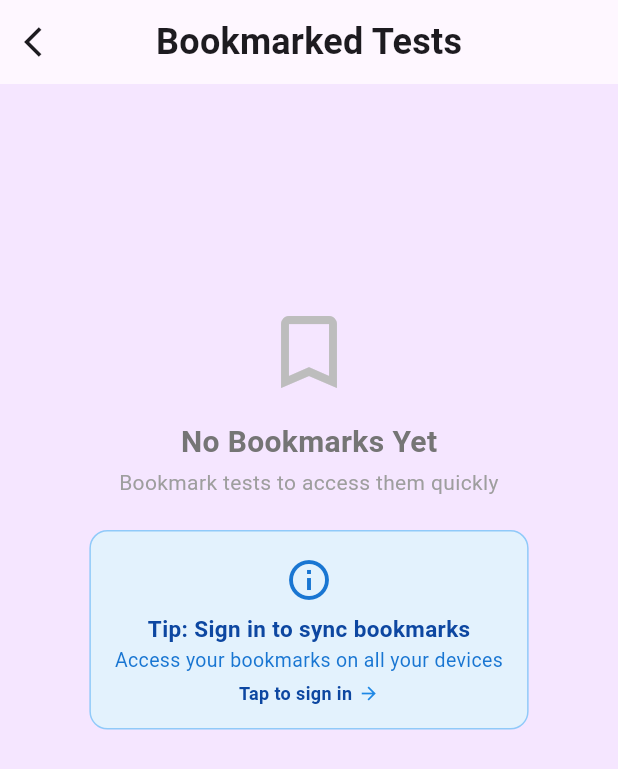
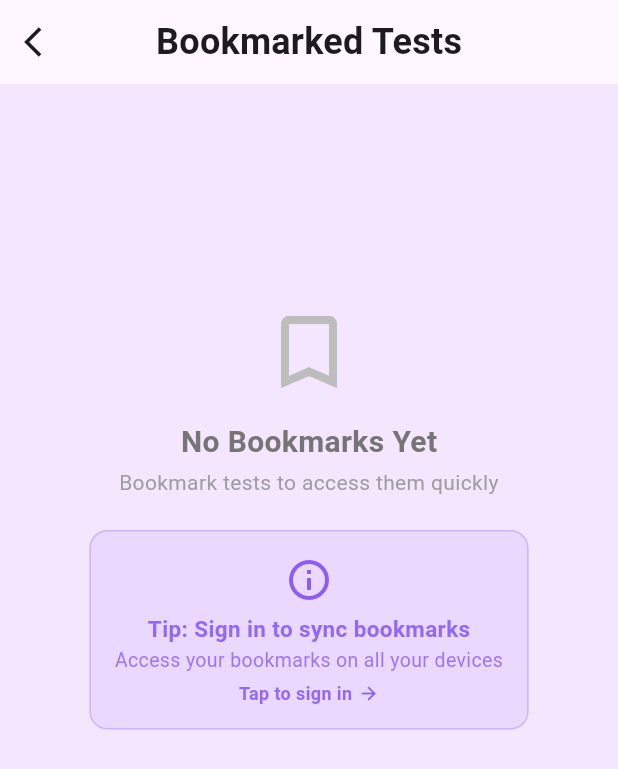
Before and after one commit to ElvinaPau/HTAA-LAB-HANDBOOK-App, a Flutter app: the BookmarkScreen screen opened directly, on a phone screen of 412 x 824 dp. Shown: the top 769 px of the screen. Run offline on Flutter 3.47's test engine with Material 3 defaults, Android fonts, the phone set to English and light mode, and no system bars; our stand-ins replace auto_size_text, connectivity_plus, device_info_plus, flutter_html, google_sign_in, hive_flutter and 1 more; accounts and stored records are empty; network calls fail.

Commit message:
Improved ui

```diff
--- a/htaa_app/lib/screens/bookmark_screen.dart
+++ b/htaa_app/lib/screens/bookmark_screen.dart
@@ -415,12 +415,14 @@ class _BookmarkScreenState extends State<BookmarkScreen> {
               ],
               if (_isSyncing) ...[
                 const SizedBox(width: 8),
-                const SizedBox(
+                SizedBox(
                   width: 16,
                   height: 16,
                   child: CircularProgressIndicator(
                     strokeWidth: 2,
-                    valueColor: AlwaysStoppedAnimation<Color>(Colors.blue),
+                    valueColor: AlwaysStoppedAnimation<Color>(
+                      Theme.of(context).primaryColor,
+                    ),
                   ),
                 ),
               ],
@@ -555,13 +557,16 @@ class _BookmarkScreenState extends State<BookmarkScreen> {
       width: double.infinity,
       decoration: BoxDecoration(
         gradient: LinearGradient(
-          colors: [Colors.blue[700]!, Colors.blue[500]!],
+          colors: [
+            Theme.of(context).primaryColor.withOpacity(0.9),
+            Theme.of(context).primaryColor.withOpacity(0.7),
+          ],
           begin: Alignment.topLeft,
           end: Alignment.bottomRight,
         ),
         boxShadow: [
           BoxShadow(
-            color: Colors.blue.withOpacity(0.3),
+            color: Theme.of(context).primaryColor.withOpacity(0.3),
             blurRadius: 8,
             offset: const Offset(0, 2),
           ),
@@ -666,15 +671,21 @@ class _BookmarkScreenState extends State<BookmarkScreen> {
                       child: Container(
                         padding: const EdgeInsets.all(16),
                         decoration: BoxDecoration(
-                          color: Colors.blue[50],
+                          color: Theme.of(
+                            context,
+                          ).primaryColor.withOpacity(0.1),
                           borderRadius: BorderRadius.circular(12),
-                          border: Border.all(color: Colors.blue[200]!),
+                          border: Border.all(
+                            color: Theme.of(
+                              context,
+                            ).primaryColor.withOpacity(0.3),
+                          ),
                         ),
                         child: Column(
                           children: [
                             Icon(
                               Icons.info_outline,
-                              color: Colors.blue[700],
+                              color: Theme.of(context).primaryColor,
                               size: 32,
                             ),
                             const SizedBox(height: 8),
@@ -683,7 +694,9 @@ class _BookmarkScreenState extends State<BookmarkScreen> {
                               style: TextStyle(
                                 fontSize: 15,
                                 fontWeight: FontWeight.w600,
-                                color: Colors.blue[900],
+                                color: Theme.of(
+                                  context,
+                                ).primaryColor.withOpacity(0.9),
                               ),
                             ),
                             const SizedBox(height: 4),
@@ -691,7 +704,9 @@ class _BookmarkScreenState extends State<BookmarkScreen> {
                               'Access your bookmarks on all your devices',
                               style: TextStyle(
                                 fontSize: 13,
-                                color: Colors.blue[700],
+                                color: Theme.of(
+                                  context,
+                                ).primaryColor.withOpacity(0.8),
                               ),
                               textAlign: TextAlign.center,
                             ),
@@ -703,7 +718,9 @@ class _BookmarkScreenState extends State<BookmarkScreen> {
                                   'Tap to sign in',
                                   style: TextStyle(
                                     fontSize: 12,
-                                    color: Colors.blue[900],
+                                    color: Theme.of(
+                                      context,
+                                    ).primaryColor.withOpacity(0.9),
                                     fontWeight: FontWeight.w600,
                                   ),
                                 ),
@@ -711,7 +728,7 @@ class _BookmarkScreenState extends State<BookmarkScreen> {
                                 Icon(
                                   Icons.arrow_forward,
                                   size: 14,
-                                  color: Colors.blue[600],
+                                  color: Theme.of(context).primaryColor,
                                 ),
                               ],
                             ),
--- a/htaa_app/lib/services/data_preload_service.dart
+++ b/htaa_app/lib/services/data_preload_service.dart
@@ -34,7 +34,7 @@ class DataPreloadService {
       if (Platform.environment.containsKey('SIMULATOR_DEVICE_NAME')) {
         return 'http://localhost:5001'; // iOS Simulator
       } else {
-        return 'http://192.168.0.172:5001'; // Physical device – change to your LAN IP
+        return 'http://10.163.184.107:5001'; // Physical device – change to your LAN IP
       }
     }
     return 'http://localhost:5001'; // Desktop fallback
```
Also changed, not shown: htaa_app/lib/api_config.dart (+12 -6 lines), htaa_app/lib/screens/contact_screen.dart (+59 -0 lines).
